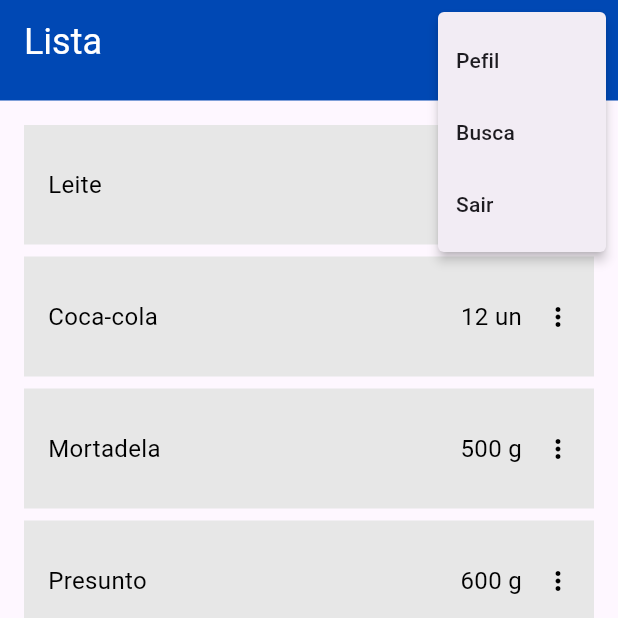
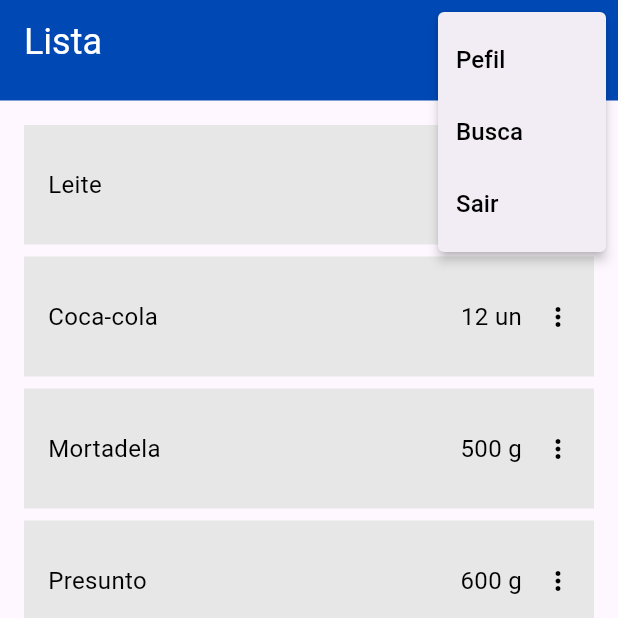
Before and after one commit to otaviohenrique1/app_lista_compra_flutter, a Flutter app: the HomePage screen opened directly, after a tap on the "account circle" icon, on a phone screen of 412 x 824 dp, the top half of it. Run offline on Flutter 3.47's test engine with Material 2 defaults, Android fonts, the light colour scheme and no system bars.

Commit message:
commit 10

```diff
--- a/lib/components/header.dart
+++ b/lib/components/header.dart
@@ -1,3 +1,4 @@
+import 'package:app_lista_compra_flutter/pages/login.dart';
 import 'package:flutter/material.dart';
 import 'package:app_lista_compra_flutter/styles/globalstyle.dart';
 
@@ -53,23 +54,50 @@ class _HeaderState extends State<Header> {
             color: Colors.white,
             size: 36,
           ),
-          onSelected: (ItemMenuEnum item) {
+          onSelected: (item) {
             setState(() {
               selectedMenu = item;
+              if (item == ItemMenuEnum.sair) {
+                Navigator.pushReplacement(
+                  context,
+                  MaterialPageRoute(builder: (context) => const Login()),
+                );
+              }
             });
           },
           itemBuilder: (BuildContext context) => <PopupMenuEntry<ItemMenuEnum>>[
             const PopupMenuItem<ItemMenuEnum>(
               value: ItemMenuEnum.pefil,
-              child: Text('Pefil'),
+              child: Text(
+                'Pefil',
+                style: TextStyle(
+                  color: Colors.black,
+                  fontSize: 16,
+                ),
+                textAlign: TextAlign.center,
+              ),
             ),
             const PopupMenuItem<ItemMenuEnum>(
               value: ItemMenuEnum.busca,
-              child: Text('Busca'),
+              child: Text(
+                'Busca',
+                style: TextStyle(
+                  color: Colors.black,
+                  fontSize: 16,
+                ),
+                textAlign: TextAlign.center,
+              ),
             ),
             const PopupMenuItem<ItemMenuEnum>(
               value: ItemMenuEnum.sair,
-              child: Text('Sair'),
+              child: Text(
+                'Sair',
+                style: TextStyle(
+                  color: Colors.black,
+                  fontSize: 16,
+                ),
+                textAlign: TextAlign.center,
+              ),
             ),
           ],
         )
```
